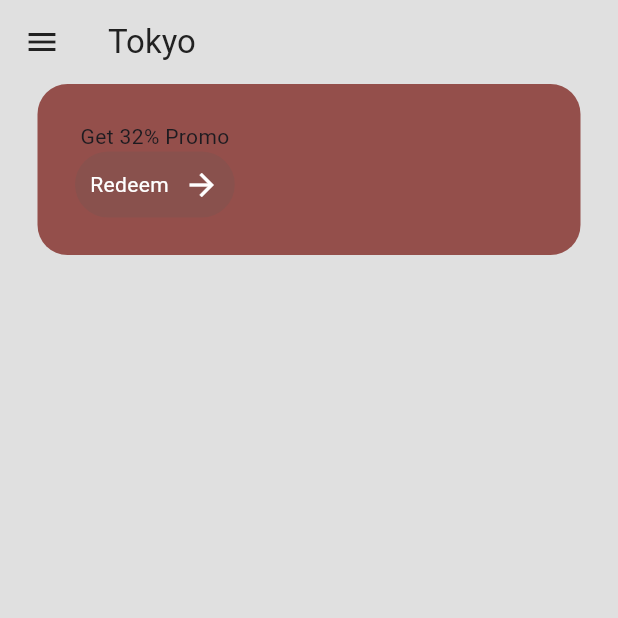
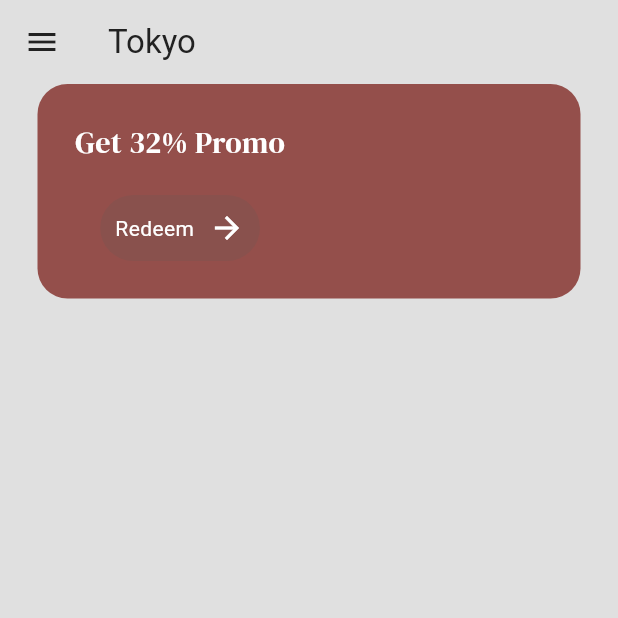
Before and after one commit to Ryuuutaaa/sushi-restaurant, a Flutter app: the MenuPage screen opened by its route, on a phone screen of 412 x 824 dp, the top half of it. Run offline on Flutter 3.47's test engine with Material 3 defaults, Android fonts, the phone set to English and light mode, and no system bars; our stand-ins replace google_fonts.

Commit message:
refactor : addjustment

```diff
--- a/lib/pages/menu_page.dart
+++ b/lib/pages/menu_page.dart
@@ -1,4 +1,5 @@
 import 'package:flutter/material.dart';
+import 'package:google_fonts/google_fonts.dart';
 import 'package:sushi/components/button.dart';
 import 'package:sushi/theme/colors.dart';
 
@@ -38,7 +39,14 @@ class _MenuPageState extends State<MenuPage> {
                 Column(
                   children: [
                     // promo message
-                    Text('Get 32% Promo'),
+                    Text(
+                      'Get 32% Promo',
+                      style: GoogleFonts.dmSerifDisplay(fontSize: 20, color: Colors.white),
+                    ),
+
+                    const SizedBox(
+                      height: 20,
+                    ),
 
                     // redem button
                     MyButton(
```
